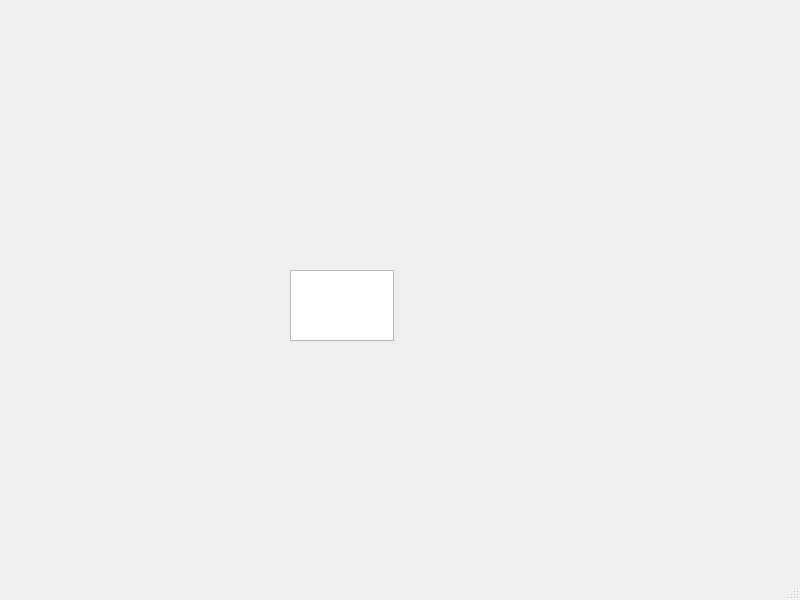
mattbroadbridge/SpaceLearn, file ui/mainWindow.ui: the form before one commit.
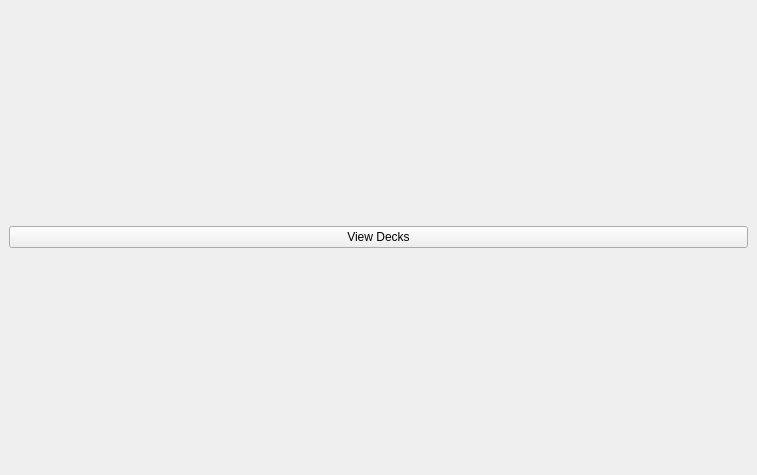
The form after the commit.

Commit message: Tidied up and added more functions for accessing SQLite database. Created functionality and UI for adding cards to decks, and viewing all decks.

What changed in the file:
```diff
--- a/ui/mainWindow.ui
+++ b/ui/mainWindow.ui
@@ -6,36 +6,24 @@
    <rect>
     <x>0</x>
     <y>0</y>
-    <width>800</width>
-    <height>600</height>
+    <width>757</width>
+    <height>475</height>
    </rect>
   </property>
   <property name="windowTitle">
    <string>MainWindow</string>
   </property>
   <widget class="QWidget" name="centralwidget">
-   <widget class="QTextEdit" name="textEdit">
-    <property name="geometry">
-     <rect>
-      <x>290</x>
-      <y>270</y>
-      <width>104</width>
-      <height>71</height>
-     </rect>
-    </property>
-   </widget>
+   <layout class="QVBoxLayout" name="verticalLayout">
+    <item>
+     <widget class="QPushButton" name="viewBtn">
+      <property name="text">
+       <string>View Decks</string>
+      </property>
+     </widget>
+    </item>
+   </layout>
   </widget>
-  <widget class="QMenuBar" name="menubar">
-   <property name="geometry">
-    <rect>
-     <x>0</x>
-     <y>0</y>
-     <width>800</width>
-     <height>21</height>
-    </rect>
-   </property>
-  </widget>
-  <widget class="QStatusBar" name="statusbar"/>
  </widget>
  <resources/>
  <connections/>
```
Left out of the diff: 2 changed lines with no effect on the pictures. The commit also changes 11 other files.
